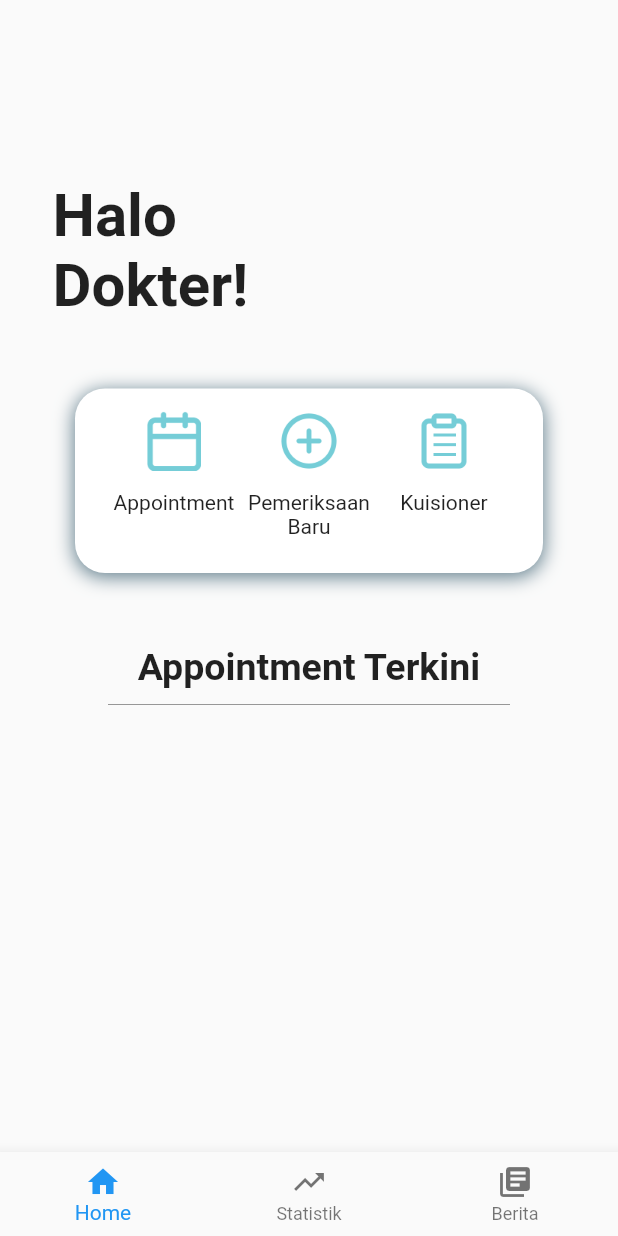
After one commit to wikansetiaji/DENTIS-Admin, a Flutter app: the DokterTabs screen opened directly, on a phone screen of 412 x 824 dp. The commit adds this screen. Run offline on Flutter 3.47's test engine with Material 2 defaults, Android fonts, the phone set to English and light mode, and no system bars; our stand-ins replace cookie_jar.

Commit message:
Dokter homescreen, tabs, and login logic

```diff
--- a/lib/screens/admin/adminFAQ.dart
+++ b/lib/screens/admin/adminFAQ.dart
@@ -160,7 +160,7 @@ class _AdminFAQState extends State<AdminFAQ> {
                         color: Colors.black,
                         onPressed: ()async{
                           await launch(
-                            "mailto:smith@example.org?subject=News&body=New%20plugin"
+                            "mailto:valerysazz@gmail.com?subject=QNA Help"
                           );
                         },
                       ),
@@ -175,11 +175,11 @@ class _AdminFAQState extends State<AdminFAQ> {
                         color: Colors.black,
                         onPressed: ()async{
                           await launch(
-                            "tel:+1 555 010 999"
+                            "tel:081229079453"
                           );
                         },
                       ),
-                      Text("081281219082")
+                      Text("081229079453")
                     ],
                   )
                 ],
--- /dev/null
+++ b/lib/screens/dokter/dokterHome.dart
@@ -0,0 +1,126 @@
+import 'package:flutter/material.dart';
+
+class DokterHome extends StatelessWidget {
+  @override
+  Widget build(BuildContext context) {
+    return ListView(
+      padding: EdgeInsets.only(left: 35,right: 35),
+      children: <Widget>[
+        Container(height: 120.0,),
+        Text(
+          "Halo\nDokter!",
+          style: TextStyle(fontSize: 40.0, fontWeight: FontWeight.bold),
+        ),
+        Container(height: 30,),
+        Container(
+          margin: EdgeInsets.all(15),
+          padding: EdgeInsets.all(15),
+          width: 330,
+          height: 123,
+          decoration: BoxDecoration(
+            borderRadius: BorderRadius.all(Radius.circular(20.0)),
+            color: Colors.white,
+            boxShadow: [
+              BoxShadow(
+                spreadRadius: 0.3,
+                color: Colors.blueGrey,
+                blurRadius: 10.0,
+                offset: Offset(
+                  0.0,
+                  2.0,
+                ),
+              )
+            ],
+          ),
+          child: Row(
+            crossAxisAlignment: CrossAxisAlignment.center,
+            mainAxisAlignment: MainAxisAlignment.center,
+            children: <Widget>[
+              Container(
+                height: 108,
+                width: 90,
+                child: Column(
+                  crossAxisAlignment: CrossAxisAlignment.center,
+                  children: <Widget>[
+                    Container(
+                      height: 40,
+                      width: 40,
+                      decoration: BoxDecoration(
+                        image: DecorationImage(image: AssetImage("assets/appointment.png"))
+                      ),
+                    ),
+                    Container(height: 13,),
+                    Text("Appointment")
+                  ],
+                ),
+              ),
+              Container(
+                height: 108,
+                width: 90,
+                child: Column(
+                  crossAxisAlignment: CrossAxisAlignment.center,
+                  children: <Widget>[
+                    Container(
+                      height: 40,
+                      width: 40,
+                      decoration: BoxDecoration(
+                        image: DecorationImage(image: AssetImage("assets/plus-circle.png"))
+                      ),
+                    ),
+                    Container(
+                      height: 13,
+                    ),
+                    Text("Pemeriksaan Baru",textAlign: TextAlign.center,)
+                  ],
+                ),
+              ),
+              Container(
+                height: 108,
+                width: 90,
+                child: Column(
+                  crossAxisAlignment: CrossAxisAlignment.center,
+                  children: <Widget>[
+                    Container(
+                      height: 40,
+                      width: 40,
+                      decoration: BoxDecoration(
+                        image: DecorationImage(image: AssetImage("assets/kuisioner.png"))
+                      ),
+                    ),
+                    Container(
+                      height: 13,
+                    ),
+                    Text("Kuisioner",textAlign: TextAlign.center,)
+                  ],
+                ),
+              )
+            ],
+          ),
+        ),
+        Container(
+          height: 33,
+        ),
+        Container(
+          alignment: Alignment.center,
+          child: Text(
+            "Appointment Terkini",
+            style: TextStyle(
+              fontSize: 25,
+              fontWeight: FontWeight.bold
+            ),
+          )
+        ),
+        Container(
+          height: 10,
+        ),
+        Container(
+          alignment: Alignment.center,
+          child:Image.asset(
+            "assets/line.png",
+            width: 268,
+          )
+        )
+      ],
+    );
+  }
+}
--- /dev/null
+++ b/lib/screens/dokter/dokterTabs.dart
@@ -0,0 +1,48 @@
+import 'package:flutter/material.dart';
+import 'dokterHome.dart';
+import 'dokterNews.dart';
+
+class DokterTabs extends StatefulWidget {
+  @override
+  _DokterTabsState createState() => _DokterTabsState();
+}
+
+class _DokterTabsState extends State<DokterTabs> {
+  int _currentIndex = 0;
+  final List<Widget> _children = [
+    DokterHome(),
+    Container(),
+    DokterNews()
+  ];
+
+  void onTabTapped(int index) {
+   setState(() {
+     _currentIndex = index;
+   });
+ }
+
+  @override
+  Widget build(BuildContext context) {
+    return Scaffold(
+     body: _children[_currentIndex], // new
+     bottomNavigationBar: BottomNavigationBar(
+       onTap: onTabTapped,
+       currentIndex: _currentIndex, // new
+       items: [
+         new BottomNavigationBarItem(
+           icon: Icon(Icons.home),
+           title: Text('Home'),
+         ),
+         new BottomNavigationBarItem(
+           icon: Icon(Icons.trending_up),
+           title: Text('Statistik'),
+         ),
+         new BottomNavigationBarItem(
+           icon: Icon(Icons.library_books),
+           title: Text('Berita')
+         )
+       ],
+     ),
+   );
+  }
+}
--- a/lib/screens/loginScreen.dart
+++ b/lib/screens/loginScreen.dart
@@ -6,6 +6,7 @@ import 'package:cookie_jar/cookie_jar.dart';
 import 'package:path_provider/path_provider.dart';
 import 'dart:io';
 import 'admin/adminHome.dart';
+import 'dokter/dokterTabs.dart';
 
 class LoginScreen extends StatefulWidget {
   final String role;
@@ -51,6 +52,7 @@ class _LoginScreenState extends State<LoginScreen> {
       List<Cookie> cookies = (cj.loadForRequest(Uri.parse("http://10.0.2.2:8000/${widget.role}-login/")));
       print("this is the cookies: ${cookies}");
 
+      if (widget.role=="admin"){
         Navigator.pushReplacement(
           context,
           new MaterialPageRoute(
@@ -58,6 +60,16 @@ class _LoginScreenState extends State<LoginScreen> {
               new AdminHome()
             )
           );
+      }
+      else if(widget.role=="dokter"){
+        Navigator.pushReplacement(
+          context,
+          new MaterialPageRoute(
+              builder: (BuildContext context) =>
+              new DokterTabs()
+            )
+          );
+      }
 
       setState(() {
         alert="";
```
Also changed, not shown: pubspec.yaml (+7 -3 lines), assets/appointment.png (added), assets/kuisioner.png (added), assets/line.png (added), assets/plus-circle.png (added). Lines whose indentation alone changed are shown as unchanged.
